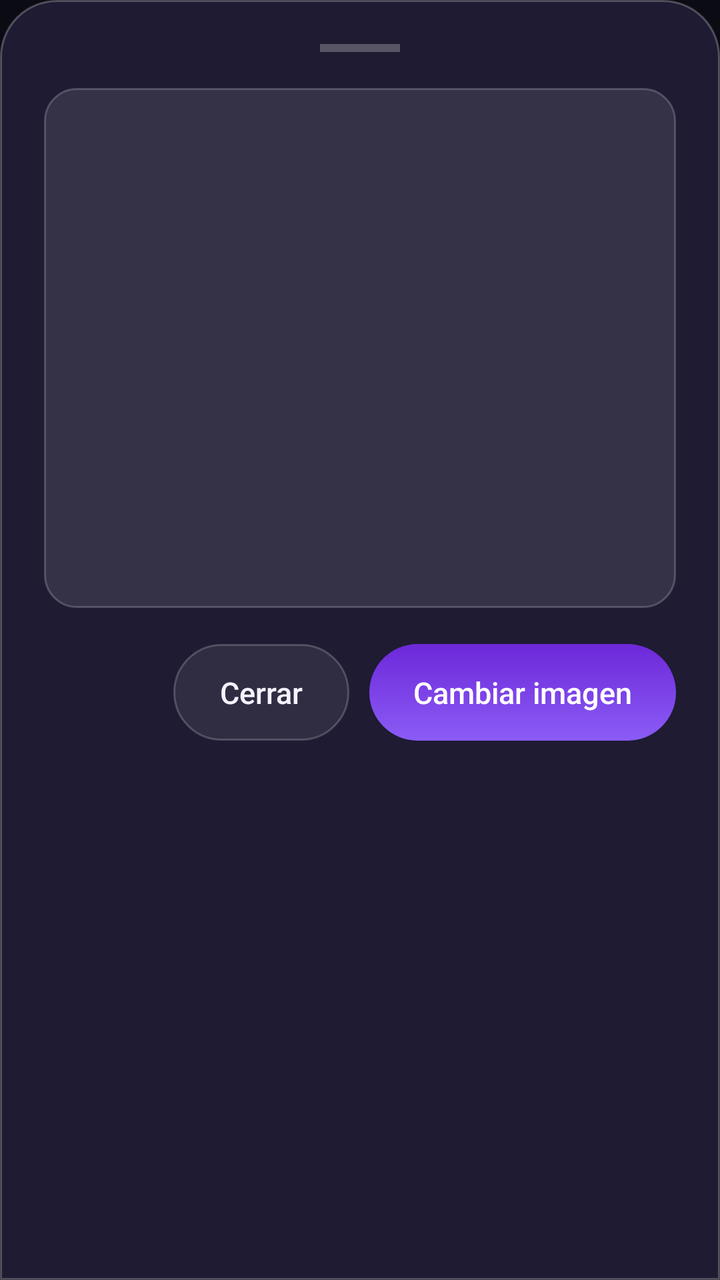
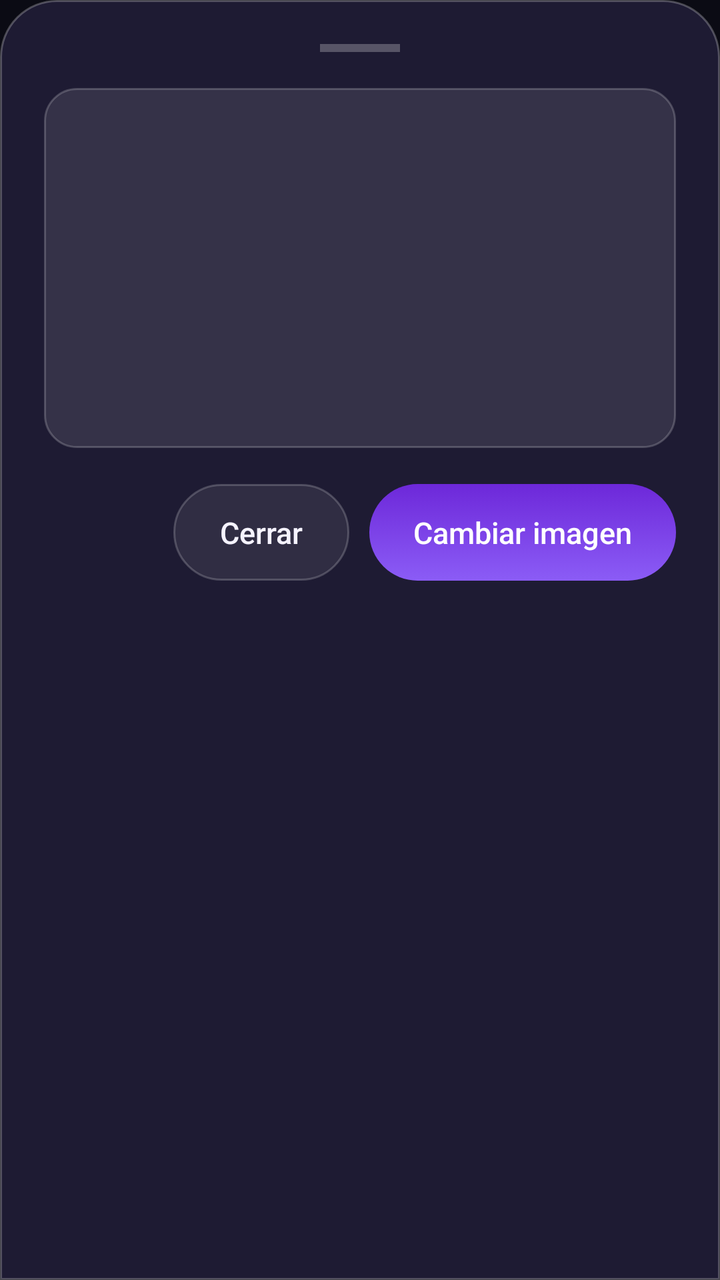

Before-and-after screenshots of an Android layout around one commit, followed by the original layout XML and the change that was made.
<!-- AndroidManifest.xml: application theme Theme.DondeMierdaIba -->
<!-- res/layout/dialog_image_preview.xml -->
<?xml version="1.0" encoding="utf-8"?>
<LinearLayout xmlns:android="http://schemas.android.com/apk/res/android"
    android:layout_width="match_parent"
    android:layout_height="wrap_content"
    android:background="@drawable/bg_glass_sheet"
    android:orientation="vertical"
    android:padding="22dp">

    <View
        android:layout_width="40dp"
        android:layout_height="4dp"
        android:layout_gravity="center_horizontal"
        android:background="#40FFFFFF" />

    <FrameLayout
        android:layout_width="match_parent"
        android:layout_height="260dp"
        android:layout_marginTop="18dp">

        <ImageView
            android:id="@+id/imgFullPreview"
            android:layout_width="match_parent"
            android:layout_height="match_parent"
            android:background="@drawable/bg_glass_input"
            android:scaleType="centerCrop" />

    </FrameLayout>

    <LinearLayout
        android:layout_width="match_parent"
        android:layout_height="wrap_content"
        android:layout_marginTop="18dp"
        android:gravity="end"
        android:orientation="horizontal">

        <Button
            android:id="@+id/btnClosePreview"
            style="@style/Widget.DMI.AppleButton.Ghost"
            android:layout_width="wrap_content"
            android:layout_height="wrap_content"
            android:layout_marginEnd="10dp"
            android:text="@string/close" />

        <Button
            android:id="@+id/btnChangeImage"
            style="@style/Widget.DMI.AppleButton"
            android:layout_width="wrap_content"
            android:layout_height="wrap_content"
            android:text="@string/change_image" />

    </LinearLayout>

</LinearLayout>
<!-- resources referenced by this layout -->
<resources>
  <!-- drawable bg_glass_input (drawable) -->
  <?xml version="1.0" encoding="utf-8"?>
  <shape xmlns:android="http://schemas.android.com/apk/res/android">
      <solid android:color="#1AFFFFFF" />
      <corners android:radius="16dp" />
      <stroke android:width="1dp" android:color="#33FFFFFF" />
      <padding android:left="16dp" android:right="16dp" android:top="12dp" android:bottom="12dp" />
  </shape>
  <!-- drawable bg_glass_sheet (drawable) -->
  <?xml version="1.0" encoding="utf-8"?>
  <shape xmlns:android="http://schemas.android.com/apk/res/android">
      <solid android:color="#1E1B33" />
      <corners
          android:topLeftRadius="28dp"
          android:topRightRadius="28dp" />
      <stroke android:width="1dp" android:color="@color/glass_stroke" />
  </shape>
  <string name="change_image">Cambiar imagen</string>
  <string name="close">Cerrar</string>
  <style name="Widget.DMI.AppleButton" parent="">
          <item name="android:background">@drawable/bg_button_apple</item>
          <item name="android:textColor">@color/white</item>
          <item name="android:textAllCaps">false</item>
          <item name="android:fontFamily">sans-serif-medium</item>
          <item name="android:textSize">15sp</item>
          <item name="android:stateListAnimator">@null</item>
          <item name="android:paddingTop">14dp</item>
          <item name="android:paddingBottom">14dp</item>
          <item name="android:paddingStart">22dp</item>
          <item name="android:paddingEnd">22dp</item>
      </style>
  <style name="Widget.DMI.AppleButton.Ghost">
          <item name="android:background">@drawable/bg_button_apple_ghost</item>
          <item name="android:textColor">@color/text_primary</item>
      </style>
  <color name="glass_stroke">#40FFFFFF</color>
  <!-- drawable bg_button_apple (drawable) -->
  <?xml version="1.0" encoding="utf-8"?>
  <selector xmlns:android="http://schemas.android.com/apk/res/android">
      <item android:state_pressed="true" android:drawable="@drawable/bg_button_apple_pressed" />
      <item android:drawable="@drawable/bg_button_apple_normal" />
  </selector>
  <color name="white">#FFFFFF</color>
  <!-- drawable bg_button_apple_ghost (drawable) -->
  <?xml version="1.0" encoding="utf-8"?>
  <selector xmlns:android="http://schemas.android.com/apk/res/android">
      <item android:state_pressed="true">
          <shape>
              <solid android:color="#33FFFFFF" />
              <corners android:radius="26dp" />
          </shape>
      </item>
      <item>
          <shape>
              <solid android:color="#14FFFFFF" />
              <corners android:radius="26dp" />
              <stroke android:width="1dp" android:color="#33FFFFFF" />
          </shape>
      </item>
  </selector>
  <color name="text_primary">#F5F3FF</color>
  <color name="accent_violet">#8B5CF6</color>
  <color name="bg_top">#0B0B14</color>
  <color name="accent_cyan">#22D3EE</color>
  <color name="text_secondary">#B6B0D6</color>
  <!-- drawable bg_button_apple_pressed (drawable) -->
  <?xml version="1.0" encoding="utf-8"?>
  <shape xmlns:android="http://schemas.android.com/apk/res/android">
      <solid android:color="#6D28D9" />
      <corners android:radius="26dp" />
  </shape>
  <!-- drawable bg_button_apple_normal (drawable) -->
  <?xml version="1.0" encoding="utf-8"?>
  <shape xmlns:android="http://schemas.android.com/apk/res/android">
      <gradient
          android:angle="90"
          android:startColor="@color/accent_violet"
          android:endColor="#6D28D9"
          android:type="linear" />
      <corners android:radius="26dp" />
  </shape>
  <!-- unchanged entries left out for length: 1 -->
</resources>

<!-- the commit's change to res/layout/dialog_image_preview.xml (unified diff, before → after) -->
@@ -12,19 +12,16 @@
         android:layout_gravity="center_horizontal"
         android:background="#40FFFFFF" />
 
-    <FrameLayout
+    <ImageView
+        android:id="@+id/imgFullPreview"
         android:layout_width="match_parent"
-        android:layout_height="260dp"
-        android:layout_marginTop="18dp">
-
-        <ImageView
-            android:id="@+id/imgFullPreview"
-            android:layout_width="match_parent"
-            android:layout_height="match_parent"
-            android:background="@drawable/bg_glass_input"
-            android:scaleType="centerCrop" />
-
-    </FrameLayout>
+        android:layout_height="wrap_content"
+        android:layout_marginTop="18dp"
+        android:adjustViewBounds="true"
+        android:background="@drawable/bg_glass_input"
+        android:maxHeight="420dp"
+        android:minHeight="180dp"
+        android:scaleType="fitCenter" />
 
     <LinearLayout
         android:layout_width="match_parent"
